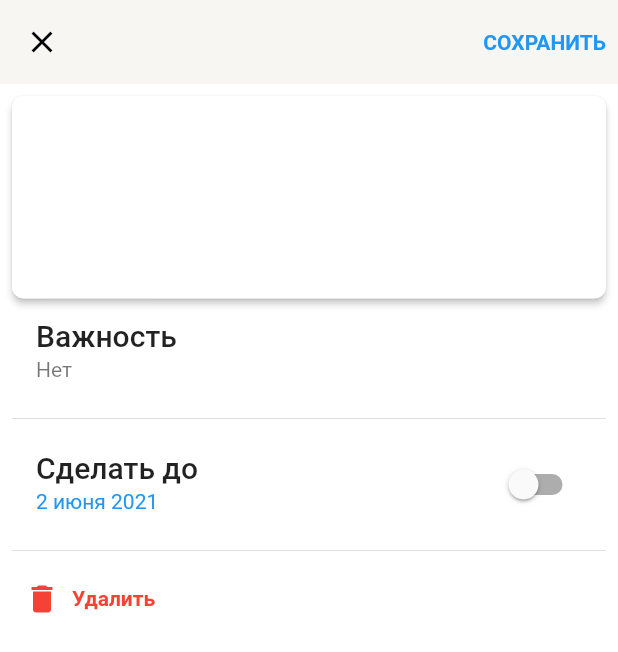
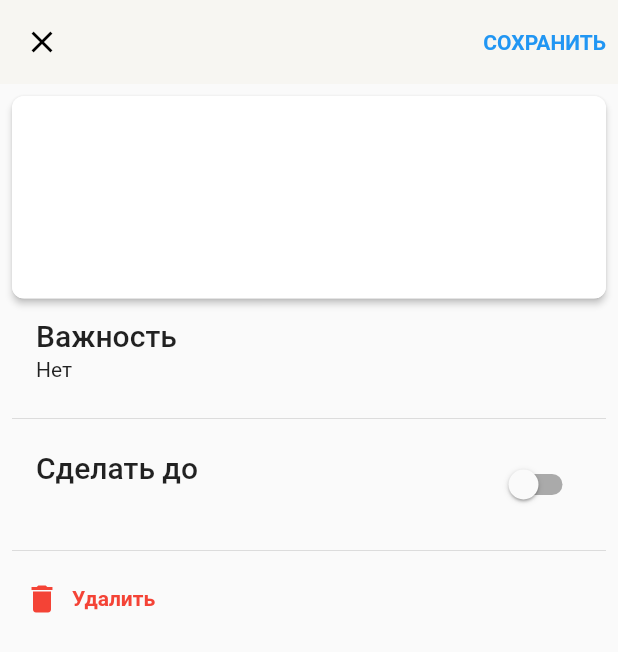
Before and after one commit to peaashmeter/yandex_todo, a Flutter app: the screen it shows after launch, after a tap on the "add" icon, on a phone screen of 412 x 824 dp. Shown: the top 652 px of the screen. Run offline on Flutter 3.47's test engine with Material 2 defaults, Android fonts, the phone set to English and light mode, and no system bars.

Commit message:
цвета, логика страницы задачи

```diff
--- a/lib/features/main/main_screen.dart
+++ b/lib/features/main/main_screen.dart
@@ -142,16 +142,11 @@ class TaskTile extends StatelessWidget {
   }
 }
 
-class CollapsibleAppBar extends StatefulWidget {
+class CollapsibleAppBar extends StatelessWidget {
   const CollapsibleAppBar({
     super.key,
   });
 
-  @override
-  State<CollapsibleAppBar> createState() => _CollapsibleAppBarState();
-}
-
-class _CollapsibleAppBarState extends State<CollapsibleAppBar> {
   @override
   Widget build(BuildContext context) {
     final model = context.dependOnInheritedWidgetOfExactType<CollapseModel>();
@@ -164,7 +159,12 @@ class _CollapsibleAppBarState extends State<CollapsibleAppBar> {
           child: child,
         ),
         duration: const Duration(milliseconds: 300),
-        child: isCollapsed ? const Text('Мои дела') : null,
+        child: isCollapsed
+            ? Text(
+                'Мои дела',
+                style: Theme.of(context).textTheme.titleLarge,
+              )
+            : null,
       ),
       actions: [
         AnimatedSwitcher(
--- a/lib/features/main/state.dart
+++ b/lib/features/main/state.dart
@@ -2,7 +2,6 @@ import 'package:flutter/material.dart';
 
 class CollapseModel extends InheritedWidget {
   final bool isCollapsed;
-
   const CollapseModel(
       {super.key, required this.isCollapsed, required super.child});
 
--- /dev/null
+++ b/lib/features/task/task_model.dart
@@ -0,0 +1,50 @@
+import 'package:flutter/material.dart';
+
+enum TaskAspect { due, importance, text }
+
+enum Importance {
+  lowest('Нет'),
+  low('Низкий'),
+  high('!! Высокий');
+
+  const Importance(this.text);
+
+  final String text;
+}
+
+class TaskModel extends InheritedModel<TaskAspect> {
+  final DateTime? due;
+  final Importance importance;
+  final String text;
+
+  const TaskModel(
+      {super.key,
+      required this.due,
+      required this.importance,
+      required this.text,
+      required super.child});
+
+  static TaskModel of(BuildContext context) {
+    final t = InheritedModel.inheritFrom<TaskModel>(context);
+    assert(t is TaskModel, throw TypeError());
+    return t!;
+  }
+
+  @override
+  bool updateShouldNotify(TaskModel oldWidget) => this != oldWidget;
+
+  @override
+  bool updateShouldNotifyDependent(
+          TaskModel oldWidget, Set<TaskAspect> dependencies) =>
+      dependencies.contains(TaskAspect.due) && due != oldWidget.due ||
+      dependencies.contains(TaskAspect.importance) &&
+          importance != oldWidget.importance ||
+      dependencies.contains(TaskAspect.text) && text != oldWidget.text;
+}
+
+class UpdateTaskNotification<T> extends Notification {
+  final T _data;
+
+  UpdateTaskNotification(this._data);
+  get data => _data;
+}
--- a/lib/features/task/task_screen.dart
+++ b/lib/features/task/task_screen.dart
@@ -1,16 +1,50 @@
 import 'package:flutter/material.dart';
+import 'package:yandex_todo/features/task/task_model.dart';
+import 'package:yandex_todo/features/task/util.dart';
 
-class TaskScreen extends StatelessWidget {
+class TaskScreen extends StatefulWidget {
   const TaskScreen({super.key});
 
   @override
+  State<TaskScreen> createState() => _TaskScreenState();
+}
+
+class _TaskScreenState extends State<TaskScreen> {
+  DateTime? due;
+  Importance importance = Importance.lowest;
+  String text = '';
+
+  @override
   Widget build(BuildContext context) {
-    return const Scaffold(
+    return NotificationListener<UpdateTaskNotification>(
+      onNotification: (notification) {
+        setState(() => switch (notification.data) {
+              DateTime? d => due = d,
+              Importance i => importance = i,
+              String t => text = t,
+              _ => null
+            });
+        return true;
+      },
+      child: TaskModel(
+        due: due,
+        importance: importance,
+        text: text,
+        child: const Scaffold(
           body: CustomScrollView(
             slivers: [TaskAppBar(), TaskEditSliver()],
           ),
+        ),
+      ),
     );
   }
+
+  TaskModel updateTask({required TaskModel newTask, required Widget child}) =>
+      TaskModel(
+          due: newTask.due,
+          importance: newTask.importance,
+          text: newTask.text,
+          child: child);
 }
 
 class TaskAppBar extends StatelessWidget {
@@ -29,7 +63,10 @@ class TaskAppBar extends StatelessWidget {
             onPressed: () {},
             child: Text(
               'СОХРАНИТЬ',
-              style: Theme.of(context).textTheme.labelLarge,
+              style: Theme.of(context)
+                  .textTheme
+                  .labelLarge
+                  ?.copyWith(color: Theme.of(context).primaryColor),
             )),
       ],
       pinned: true,
@@ -98,37 +135,103 @@ class _DateTileState extends State<DateTile> {
 
   @override
   Widget build(BuildContext context) {
-    return SwitchListTile(
+    final due = TaskModel.of(context).due;
+    return InkWell(
+      onTap: () => isActive
+          ? showDatePicker(
+              context: context,
+              initialDate: due ?? DateTime.now(),
+              firstDate: DateTime.now(),
+              lastDate: DateTime(2077),
+            ).then((value) => value != null ? _bubbleNotification(value) : null)
+          : null,
+      child: ListTile(
         title: Text(
           'Сделать до',
           style: Theme.of(context).textTheme.titleLarge,
         ),
-        subtitle: const Text(
-          '2 июня 2021',
-          style: TextStyle(color: Colors.blue),
+        subtitle: Text(
+          isActive && due != null ? due.simpleString : '',
+          style: const TextStyle(color: Colors.blue),
         ),
+        trailing: Switch(
             value: isActive,
             onChanged: (value) {
               setState(() {
                 isActive = value;
+                if (!value) _bubbleNotification(null);
               });
-        });
+            }),
+      ),
+    );
+  }
+
+  _bubbleNotification(DateTime? d) {
+    UpdateTaskNotification(d).dispatch(context);
   }
 }
 
-class ImportanceTile extends StatelessWidget {
+class ImportanceTile extends StatefulWidget {
   const ImportanceTile({
     super.key,
   });
 
   @override
+  State<ImportanceTile> createState() => _ImportanceTileState();
+}
+
+class _ImportanceTileState extends State<ImportanceTile> {
+  @override
   Widget build(BuildContext context) {
-    return ListTile(
+    final MenuController controller = MenuController();
+    final importance = TaskModel.of(context).importance;
+
+    return InkWell(
+      onTap: () => controller.open(),
+      child: ListTile(
         title: Text(
           'Важность',
           style: Theme.of(context).textTheme.titleLarge,
         ),
-      subtitle: const Text('Нет'),
+        subtitle: MenuAnchor(
+            controller: controller,
+            menuChildren: [
+              ImportanceMenuButton(
+                importance: Importance.lowest,
+                menuContext: context,
+              ),
+              ImportanceMenuButton(
+                importance: Importance.low,
+                menuContext: context,
+              ),
+              ImportanceMenuButton(
+                importance: Importance.high,
+                menuContext: context,
+              ),
+            ],
+            child: Text(
+              importance.text,
+              style: Theme.of(context).textTheme.bodyMedium?.copyWith(
+                  color: importance == Importance.high ? Colors.red : null),
+            )),
+      ),
+    );
+  }
+}
+
+class ImportanceMenuButton extends StatelessWidget {
+  final Importance importance;
+
+  ///Нужно для посылки уведомлений в основное дерево виджетов
+  final BuildContext menuContext;
+  const ImportanceMenuButton(
+      {super.key, required this.importance, required this.menuContext});
+
+  @override
+  Widget build(BuildContext context) {
+    return MenuItemButton(
+      onPressed: () => UpdateTaskNotification(importance).dispatch(menuContext),
+      child: Text(importance.text),
     );
   }
 }
--- /dev/null
+++ b/lib/features/task/util.dart
@@ -0,0 +1,18 @@
+extension ReadableDateTime on DateTime {
+  String get simpleString => '$day ${_getMonth(month)} $year';
+  String _getMonth(int n) => switch (n) {
+        1 => 'января',
+        2 => 'февраля',
+        3 => 'марта',
+        4 => 'апреля',
+        5 => 'мая',
+        6 => 'июня',
+        7 => 'июля',
+        8 => 'августа',
+        9 => 'сентября',
+        10 => 'октября',
+        11 => 'ноября',
+        12 => 'декабря',
+        _ => throw ArgumentError('Не может у нас быть таких месяцев!!!')
+      };
+}
--- a/lib/main.dart
+++ b/lib/main.dart
@@ -12,15 +12,15 @@ class TodoApp extends StatelessWidget {
   @override
   Widget build(BuildContext context) {
     return MaterialApp(
-      theme: ThemeData.from(
-          colorScheme: const ColorScheme.light(
-            background: Color(0xFFF7F6F2),
-            primary: Color(0xFFF7F6F2),
-            onPrimary: Colors.black,
-          ),
+      theme: ThemeData(
+          primaryColor: Colors.blue,
+          appBarTheme: const AppBarTheme(
+              color: Color(0xFFF7F6F2),
+              titleTextStyle: TextStyle(color: Colors.black),
+              foregroundColor: Colors.black),
           textTheme: const TextTheme(
               labelLarge: TextStyle(
-                  color: Colors.blue,
+                  color: Colors.black,
                   fontSize: 14,
                   fontWeight: FontWeight.w600))),
       home: const MainScreen(),
```
Lines whose indentation alone changed are shown as unchanged.
